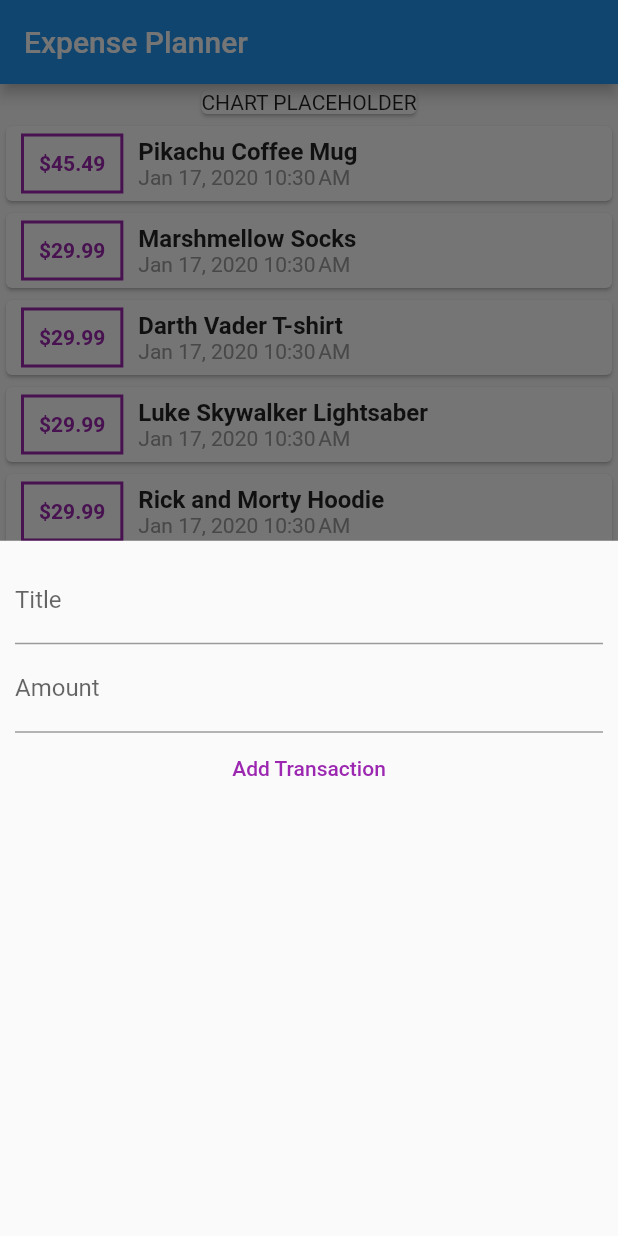
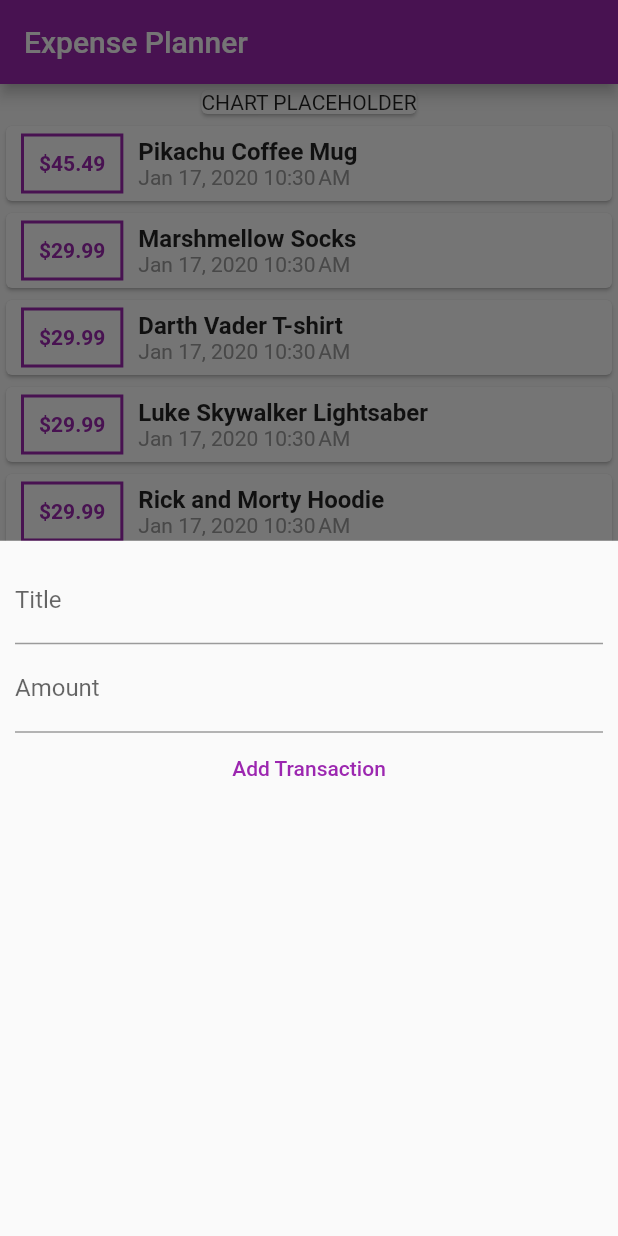
Before and after one commit to hawkeng/flutter-learning, a Flutter app: the screen it shows after launch, after a tap on the "add" icon, on a phone screen of 412 x 824 dp. Run offline on Flutter 3.47's test engine with Material 2 defaults, Android fonts, the phone set to English and light mode, and no system bars.

Commit message:
Add theme

```diff
--- a/expense_planner/lib/main.dart
+++ b/expense_planner/lib/main.dart
@@ -9,7 +9,11 @@ void main() => runApp(MyApp());
 class MyApp extends StatelessWidget {
   @override
   Widget build(BuildContext context) {
-    return MaterialApp(title: 'Expense Planner', home: HomePage());
+    return MaterialApp(
+      title: 'Expense Planner',
+      home: HomePage(),
+      theme: ThemeData(primarySwatch: Colors.purple),
+    );
   }
 }
 
--- a/expense_planner/lib/transaction_form.dart
+++ b/expense_planner/lib/transaction_form.dart
@@ -32,7 +32,7 @@ class _TransactionFormState extends State<TransactionForm> {
           ),
           FlatButton(
             child: Text('Add Transaction'),
-            textColor: Colors.purple,
+            textColor: Theme.of(context).primaryColor,
             onPressed: () {
               widget.onSave({
                 'title': titleController.text,
--- a/expense_planner/lib/transaction_item.dart
+++ b/expense_planner/lib/transaction_item.dart
@@ -18,11 +18,17 @@ class TransactionItem extends StatelessWidget {
             padding: EdgeInsets.all(10),
             margin: EdgeInsets.symmetric(vertical: 5, horizontal: 10),
             decoration: BoxDecoration(
-                border: Border.all(color: Colors.purple, width: 2)),
+              border: Border.all(
+                color: Theme.of(context).primaryColor,
+                width: 2,
+              ),
+            ),
             child: Text(
               '\$${transaction.amount.toStringAsFixed(2)}',
-              style:
-                  TextStyle(fontWeight: FontWeight.bold, color: Colors.purple),
+              style: TextStyle(
+                fontWeight: FontWeight.bold,
+                color: Theme.of(context).primaryColor,
+              ),
             ),
           ),
           Column(
```
